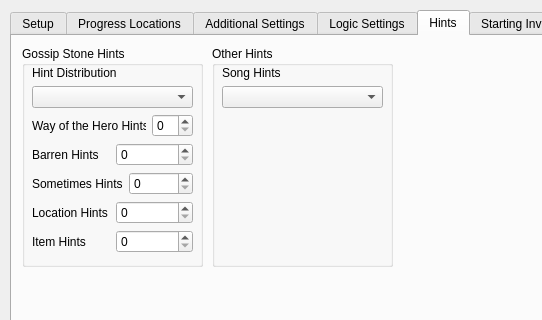
Before: the Qt Designer form gui/randogui.ui in ssrando/ssrando, drawn with Qt 5; both pictures show x 0 to 542 and y 0 to 320 of the 956 by 704 pixel window.
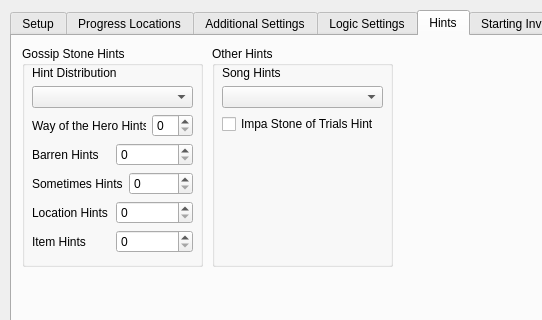
After: the same form once the commit is applied. The open tabs and pages were chosen to show the change.

Commit message: Added hint to stone of trials location on past impa

Diff of the .ui file:
```diff
--- a/gui/randogui.ui
+++ b/gui/randogui.ui
@@ -1408,6 +1408,13 @@
           </item>
          </layout>
         </item>
+        <item>
+         <widget class="QCheckBox" name="option_impa_sot_hint">
+          <property name="text">
+           <string>Impa Stone of Trials Hint</string>
+          </property>
+         </widget>
+        </item>
         <item>
          <spacer name="verticalSpacer_10">
           <property name="orientation">
```
Left out of the diff: 4 changed lines with no effect on the pictures. The commit also changes 3 other files.
